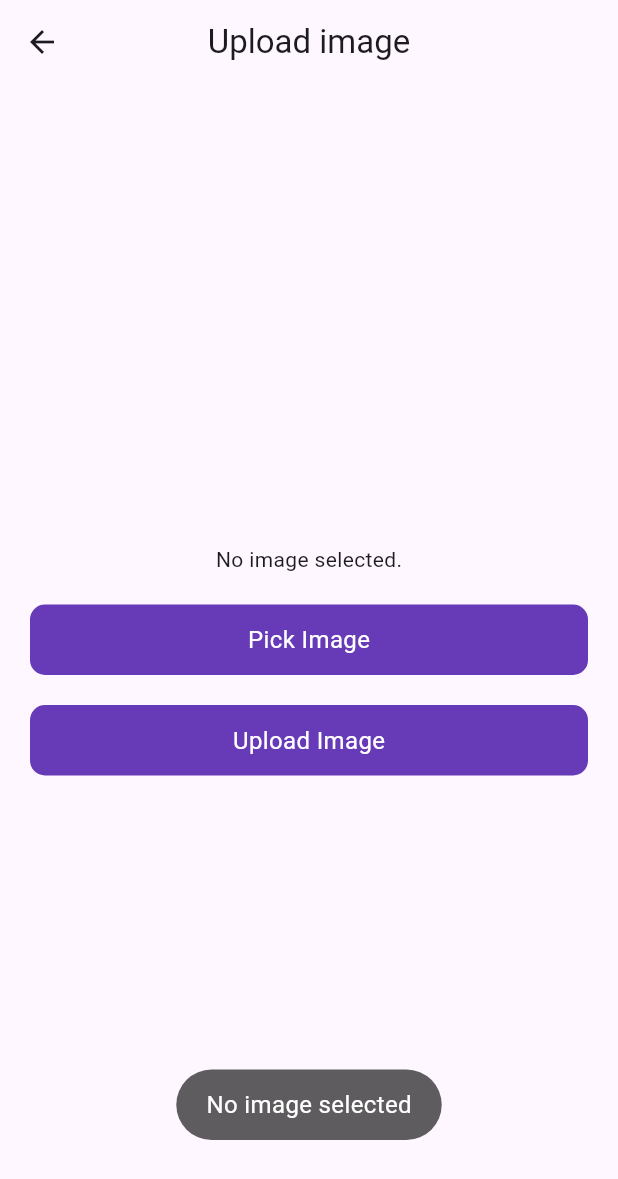
After one commit to imrankhalid001/flutter-firebase-app, a Flutter app: the UploadImageScreen screen opened directly, after a tap on "Upload Image", on a phone screen of 412 x 824 dp. The commit adds this screen. Shown: the top 1179 px of the screen. Run offline on Flutter 3.47's test engine with Material 3 defaults, Android fonts, the phone set to English and light mode, and no system bars; our stand-ins replace firebase_auth, firebase_core, firebase_database, firebase_storage, fluttertoast, image_picker and 1 more; missing offline and left inert: dart:ffi; accounts and stored records are empty; network calls fail.

Commit message:
upload image and show path in quotes screen
upload image and show path in quotes screen while clicking on it you can see uploaded photo.

```diff
--- /dev/null
+++ b/lib/ui/upload_image.dart
@@ -0,0 +1,122 @@
+import 'dart:io';
+
+import 'package:firebase_storage/firebase_storage.dart';
+import 'package:flutter/material.dart';
+import 'package:flutter_firebase_app/firebase_services/realtime_database_service.dart';
+import 'package:flutter_firebase_app/utils/utils.dart';
+import 'package:flutter_firebase_app/widgets/round_button.dart';
+import 'package:image_picker/image_picker.dart';
+import 'package:path/path.dart';
+
+class UploadImageScreen extends StatefulWidget {
+  const UploadImageScreen({super.key});
+
+  @override
+  State<UploadImageScreen> createState() => _UploadImageScreenState();
+}
+
+class _UploadImageScreenState extends State<UploadImageScreen> {
+
+  File? _image;
+  final picker = ImagePicker();
+    bool _isUploading = false;
+  final RealtimeDatabaseService _databaseService = RealtimeDatabaseService();
+
+   Future pickImage() async {
+    final pickedFile = await picker.pickImage(source: ImageSource.gallery);
+
+    setState(() {
+      if (pickedFile != null) {
+        _image = File(pickedFile.path);
+      } else {
+        print('No image selected.');
+      }
+    });
+  }
+
+  Future uploadImageToFirebase(BuildContext context) async {
+    if (_image == null) {
+      Utils().toastMessage('No image selected');
+      return;
+    }
+
+    setState(() {
+      _isUploading = true;
+    });
+
+    String fileName = basename(_image!.path);
+    Reference firebaseStorageRef = FirebaseStorage.instance.ref().child('uploads/$fileName');
+
+    try {
+      await firebaseStorageRef.putFile(_image!);
+      String downloadURL = await firebaseStorageRef.getDownloadURL();
+      if(downloadURL.isNotEmpty)
+      {
+              try {
+                    await _databaseService.createQuote(downloadURL);
+                    Utils().toastMessage('Url added');
+                  } catch (e) {
+                    Utils().toastMessage('Error: $e');
+                  }
+
+      }
+
+      Utils().toastMessage("Image uploaded successfully.");
+
+  setState(() {
+        _image = null;
+        _isUploading = false;
+      });
+
+      Navigator.of(context).pop();
+
+    } catch (e) {
+      Utils().toastMessage("Error occurred while uploading: $e");
+    }
+  }
+
+
+  @override
+  Widget build(BuildContext context) {
+    return Scaffold(
+      appBar:  AppBar(
+        centerTitle: true,
+        title: Text('Upload image'),
+      ),
+
+     body: Center(
+        child:  Padding(
+          padding: const EdgeInsets.symmetric(horizontal: 20),
+          child: Column(
+            mainAxisAlignment: MainAxisAlignment.center,
+            children: <Widget>[
+              _image == null
+                  ? Text('No image selected.')
+                  : Image.file(_image!),
+              SizedBox(height: 20),
+              RoundButton(
+                title: 'Pick Image',
+                loading: false,
+                onTap:(){
+                    pickImage();
+                }
+
+
+              ),
+
+              SizedBox(height: 20),
+
+              RoundButton(
+                title: 'Upload Image',
+                loading: _isUploading,
+                onTap: () => uploadImageToFirebase(context),
+
+              ),
+            ],
+          ),
+        ),
+      ),
+    );
+  }
+
+  }
--- a/lib/utils/utils.dart
+++ b/lib/utils/utils.dart
@@ -12,7 +12,7 @@ class Utils {
         toastLength: Toast.LENGTH_SHORT,
         gravity: ToastGravity.BOTTOM,
         timeInSecForIosWeb: 1,
-        backgroundColor: Colors.grey,
+        backgroundColor: Color.fromARGB(160, 0, 0, 0),
         textColor: Colors.white,
         fontSize: 16.0
     );
--- a/pubspec.yaml
+++ b/pubspec.yaml
@@ -41,6 +41,7 @@ dependencies:
   cloud_firestore: ^5.1.0
   fluttertoast: ^8.2.6
   firebase_database: ^11.0.3
+  image_picker: ^1.1.2
 
 dev_dependencies:
   flutter_test:
```
Also changed, not shown: lib/posts/add_post.dart (+12 -1 lines), lib/posts/post_screen.dart (+19 -6 lines), lib/ui/image_view_screen.dart (added, +20 -0 lines), pubspec.lock, 6 other files.
